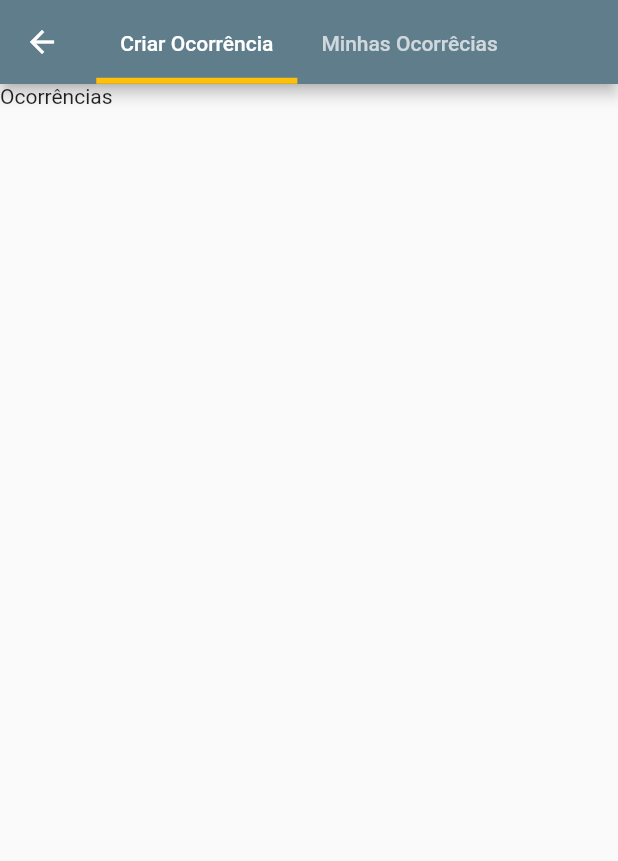
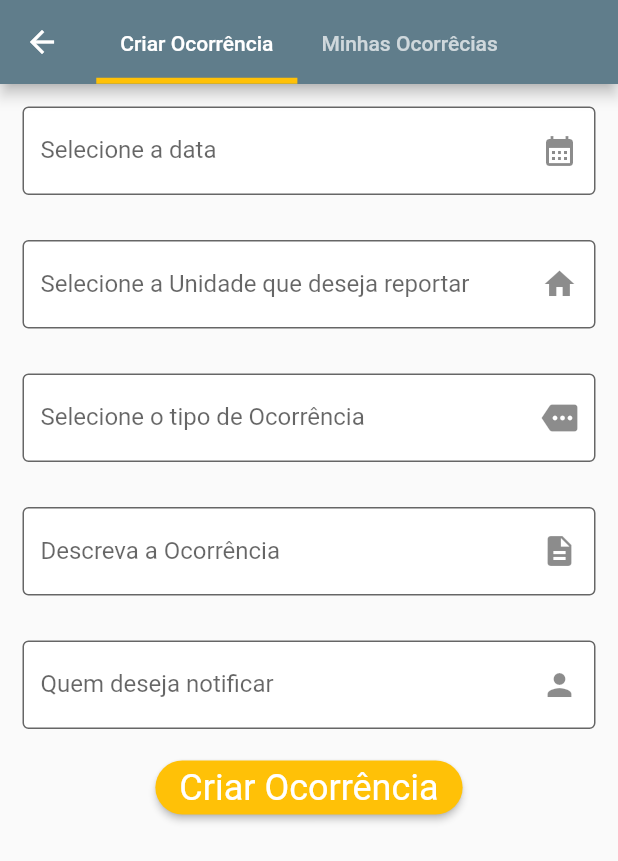
Before and after one commit to GuiLisboa/moradas_flutter, a Flutter app: the TicketPage screen opened directly, on a phone screen of 412 x 824 dp. Shown: the top 861 px of the screen. Run offline on Flutter 3.47's test engine with Material 2 defaults, Android fonts, the phone set to English and light mode, and no system bars.

Commit message:
Adicionado página de documentos e melhora nas ocorrências

```diff
--- a/lib/features/ticket/ticket_page.dart
+++ b/lib/features/ticket/ticket_page.dart
@@ -58,7 +58,130 @@ class _TicketPageState extends State<TicketPage>
       ),
       body: TabBarView(controller: _controller, children: [
         Container(
-          child: Text('Ocorrências'),
+          child: Column(
+            children: [
+              Container(
+                padding: const EdgeInsets.all(15),
+                child: SizedBox(
+                  child: Flex(
+                    direction: Axis.vertical,
+                    children: [
+                      TextFormField(
+                        controller: null,
+                        decoration: const InputDecoration(
+                            border: OutlineInputBorder(),
+                            labelText: 'Selecione a data',
+                            fillColor: Colors.white,
+                            filled: true,
+                            suffixIcon: Icon(
+                              Icons.calendar_month,
+                            )),
+                        onEditingComplete: () {},
+                      ),
+                    ],
+                  ),
+                ),
+              ),
+              Container(
+                padding: const EdgeInsets.all(15),
+                child: SizedBox(
+                  child: Flex(
+                    direction: Axis.vertical,
+                    children: [
+                      TextFormField(
+                        controller: null,
+                        decoration: const InputDecoration(
+                            border: OutlineInputBorder(),
+                            labelText:
+                                'Selecione a Unidade que deseja reportar',
+                            fillColor: Colors.white,
+                            filled: true,
+                            suffixIcon: Icon(
+                              Icons.home,
+                            )),
+                        onEditingComplete: () {},
+                      ),
+                    ],
+                  ),
+                ),
+              ),
+              Container(
+                padding: const EdgeInsets.all(15),
+                child: SizedBox(
+                  child: Flex(
+                    direction: Axis.vertical,
+                    children: [
+                      TextFormField(
+                        controller: null,
+                        decoration: const InputDecoration(
+                            border: OutlineInputBorder(),
+                            labelText: 'Selecione o tipo de Ocorrência',
+                            fillColor: Colors.white,
+                            filled: true,
+                            suffixIcon: Icon(
+                              Icons.more,
+                            )),
+                        onEditingComplete: () {},
+                      ),
+                    ],
+                  ),
+                ),
+              ),
+              Container(
+                padding: const EdgeInsets.all(15),
+                child: SizedBox(
+                  child: Flex(
+                    direction: Axis.vertical,
+                    children: [
+                      TextFormField(
+                        controller: null,
+                        decoration: const InputDecoration(
+                            border: OutlineInputBorder(),
+                            labelText: 'Descreva a Ocorrência',
+                            fillColor: Colors.white,
+                            filled: true,
+                            suffixIcon: Icon(
+                              Icons.description,
+                            )),
+                        onEditingComplete: () {},
+                      ),
+                    ],
+                  ),
+                ),
+              ),
+              Container(
+                padding: const EdgeInsets.all(15),
+                child: SizedBox(
+                  child: Flex(
+                    direction: Axis.vertical,
+                    children: [
+                      TextFormField(
+                        controller: null,
+                        decoration: const InputDecoration(
+                            border: OutlineInputBorder(),
+                            labelText: 'Quem deseja notificar',
+                            fillColor: Colors.white,
+                            filled: true,
+                            suffixIcon: Icon(
+                              Icons.person,
+                            )),
+                        onEditingComplete: () {},
+                      ),
+                    ],
+                  ),
+                ),
+              ),
+              ElevatedButton(
+                style: ElevatedButton.styleFrom(
+                  textStyle: TextStyle(fontSize: 24),
+                  shape: StadiumBorder(),
+                  backgroundColor: Colors.amber,
+                ),
+                child: Text('Criar Ocorrência'),
+                onPressed: () {},
+              ),
+            ],
+          ),
         ),
         ListView(
           children: <Widget>[
```
Also changed, not shown: lib/features/components/title_card_document_widget.dart (added, +68 -0 lines), lib/features/document/document_page.dart (+25 -2 lines).
